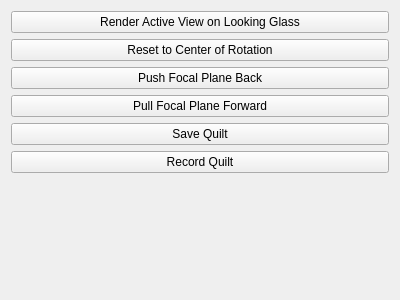
Before: the Qt Designer form Plugins/LookingGlass/pqLookingGlassDockPanel.ui in Kitware/ParaView, drawn with Qt 5.
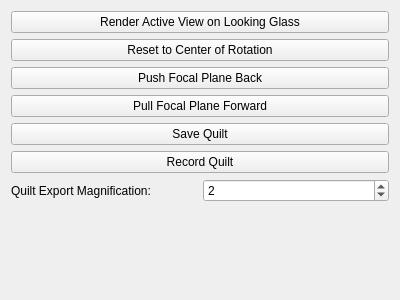
After: the same form once the commit is applied.

Commit message:
Add option to change quilt export magnification
The quilts that get exported as images/videos typically need to be
magnified in order to appear nice on an LG device.

It seems that a magnification of 2 is working well, so that is the
default. But the magnification option is now exposed so that the user
may modify it if needed.

The edit to the form file:
```diff
--- a/Plugins/LookingGlass/pqLookingGlassDockPanel.ui
+++ b/Plugins/LookingGlass/pqLookingGlassDockPanel.ui
@@ -56,6 +56,41 @@
      </property>
     </widget>
    </item>
+   <item>
+    <layout class="QHBoxLayout" name="QuiltExportMagnificationLayout">
+     <item>
+      <widget class="QLabel" name="QuiltExportMagnificationLabel">
+       <property name="toolTip">
+        <string>Set the magnification for saving/recording quilts.
+
+Higher magnification will produce higher resolution files.
+
+The default is 2.</string>
+       </property>
+       <property name="text">
+        <string>Quilt Export Magnification:</string>
+       </property>
+      </widget>
+     </item>
+     <item>
+      <widget class="QSpinBox" name="QuiltExportMagnification">
+       <property name="toolTip">
+        <string>Set the magnification for saving/recording quilts.
+
+Higher magnification will produce higher resolution files.
+
+The default is 2.</string>
+       </property>
+       <property name="minimum">
+        <number>1</number>
+       </property>
+       <property name="value">
+        <number>2</number>
+       </property>
+      </widget>
+     </item>
+    </layout>
+   </item>
    <item>
     <spacer name="verticalSpacer">
      <property name="orientation">
```
The commit also changes 1 other file.
